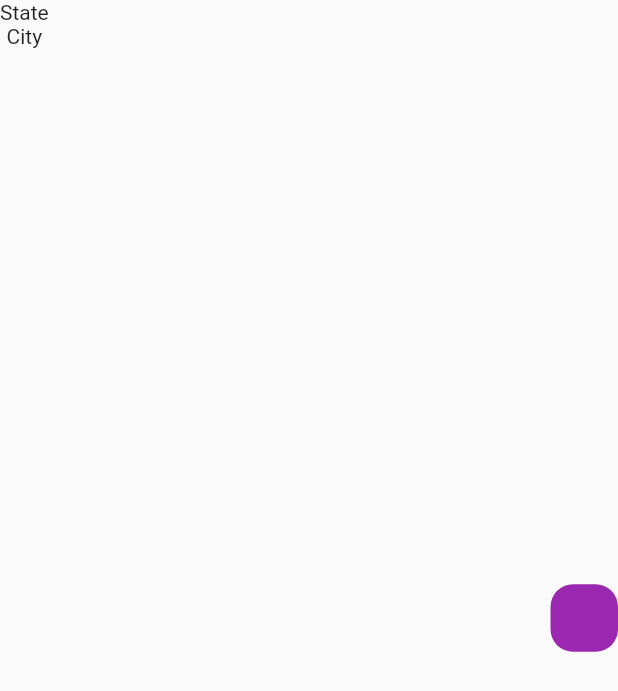
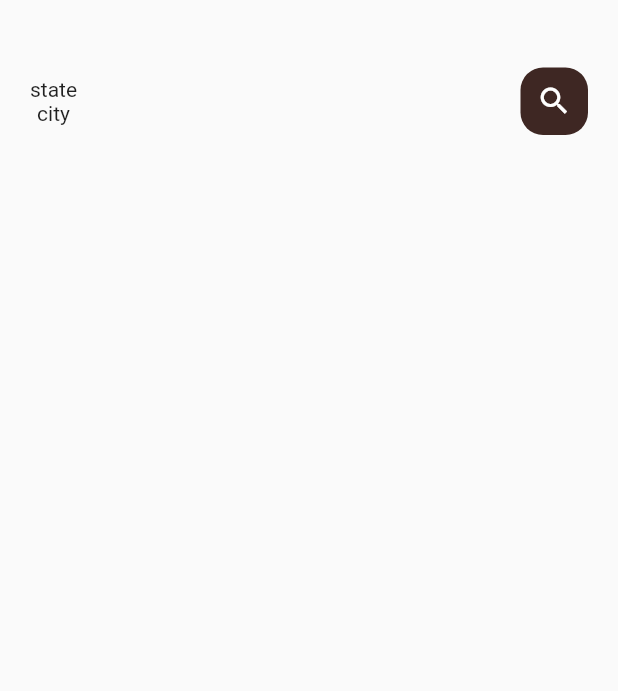
Before and after one commit to shrutis1509/GrocerCart, a Flutter app: the MainPage screen opened directly, on a phone screen of 412 x 824 dp. Shown: the top 691 px of the screen. Run offline on Flutter 3.47's test engine with Material 2 defaults, Android fonts, the light colour scheme and no system bars.

Commit message:
header section

```diff
--- a/grocer_cart/lib/home/main_page.dart
+++ b/grocer_cart/lib/home/main_page.dart
@@ -11,23 +11,29 @@ class MainPage extends StatefulWidget {
 class _MainPageState extends State<MainPage> {
   @override
   Widget build(BuildContext context) {
-    return Container(
+    return Scaffold(
+      body: Column(
+        children: [
+          Container(
       child: Container(
+        margin: EdgeInsets.only(top: 45,bottom: 15),
+        padding: EdgeInsets.only(left: 20,right: 20),
         child: Row(
           mainAxisAlignment: MainAxisAlignment.spaceBetween,
           children: [
             Column(
               children: [
-                Text("State"),
-                Text("City")
+                Text("state"),
+                Text("city")
               ],
             ),
             Container(
               width: 45,
               height: 45,
+              child: Icon(Icons.search,color:Colors.white),
               decoration: BoxDecoration(
                 borderRadius: BorderRadius.circular(15),
-                color: Colors.purple
+                color: Colors.brown[900]
 
               ),
             )
@@ -35,6 +41,11 @@ class _MainPageState extends State<MainPage> {
         ),
       )
 
+    )
+    ],
+
+    )
     );
+
   }
 }
--- a/grocer_cart/lib/main.dart
+++ b/grocer_cart/lib/main.dart
@@ -1,4 +1,5 @@
 import 'package:flutter/material.dart';
+import 'package:grocer_cart/home/main_page.dart';
 
 void main() {
   runApp(const MyApp());
@@ -11,6 +12,7 @@ class MyApp extends StatelessWidget {
   @override
   Widget build(BuildContext context) {
     return MaterialApp(
+      debugShowCheckedModeBanner: false,
       title: 'Flutter Demo',
       theme: ThemeData(
         // This is the theme of your application.
@@ -27,7 +29,7 @@ class MyApp extends StatelessWidget {
         //nancy
         primarySwatch: Colors.blue,
       ),
-      home: const MyHomePage(title: 'Flutter Demo Home Page'),
+      home:MainPage(),
     );
   }
 }
```
